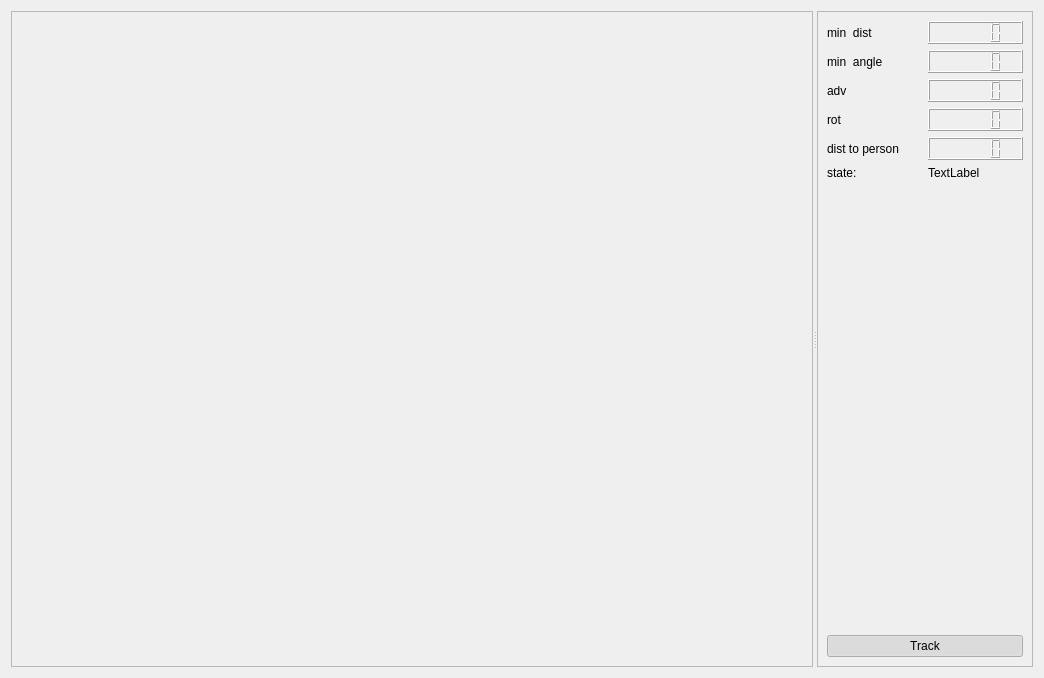
Before: the Qt Designer form person_tracker/src/mainUI.ui in pbustos/beta-robotica-class, drawn with Qt 5.
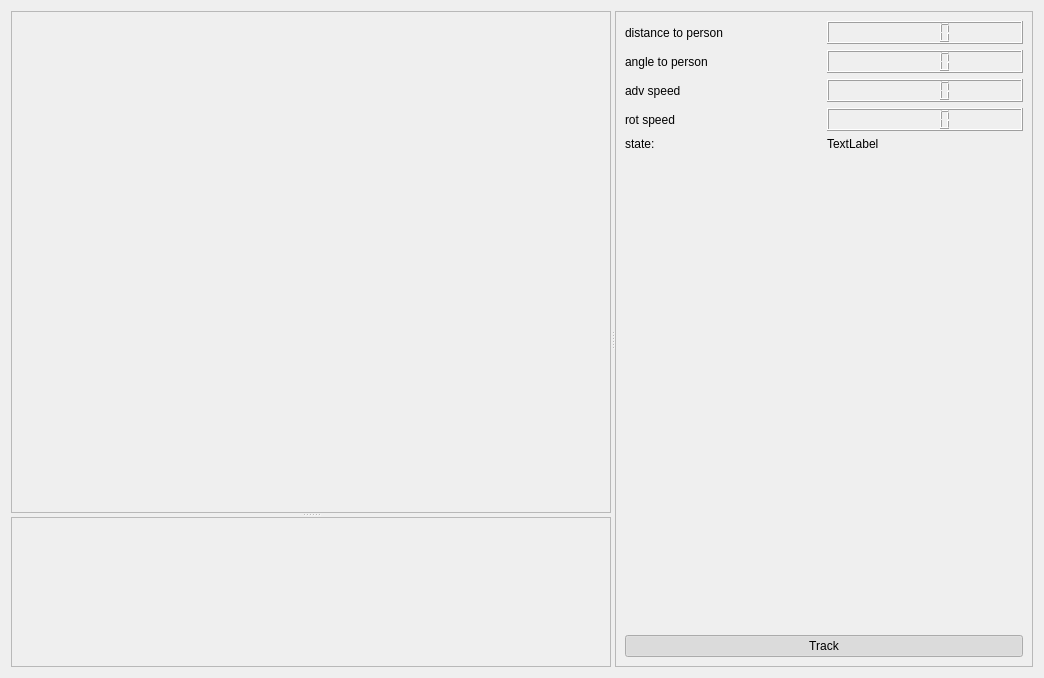
After: the same form once the commit is applied.

Patch:
```diff
--- a/person_tracker/src/mainUI.ui
+++ b/person_tracker/src/mainUI.ui
@@ -13,12 +13,16 @@
   <property name="windowTitle">
    <string>chocachoca</string>
   </property>
-  <layout class="QVBoxLayout" name="verticalLayout_3">
+  <layout class="QVBoxLayout" name="verticalLayout_2">
    <item>
-    <widget class="QSplitter" name="splitter">
+    <widget class="QSplitter" name="splitter_2">
      <property name="orientation">
       <enum>Qt::Horizontal</enum>
      </property>
+     <widget class="QSplitter" name="splitter">
+      <property name="orientation">
+       <enum>Qt::Vertical</enum>
+      </property>
      <widget class="QFrame" name="frame">
       <property name="sizePolicy">
        <sizepolicy hsizetype="Expanding" vsizetype="Preferred">
@@ -39,6 +43,21 @@
        <enum>QFrame::Raised</enum>
       </property>
      </widget>
+      <widget class="QFrame" name="frame_dist">
+       <property name="maximumSize">
+        <size>
+         <width>16777215</width>
+         <height>150</height>
+        </size>
+       </property>
+       <property name="frameShape">
+        <enum>QFrame::StyledPanel</enum>
+       </property>
+       <property name="frameShadow">
+        <enum>QFrame::Raised</enum>
+       </property>
+      </widget>
+     </widget>
      <widget class="QFrame" name="frame_2">
       <property name="sizePolicy">
        <sizepolicy hsizetype="Minimum" vsizetype="Preferred">
@@ -52,20 +71,23 @@
       <property name="frameShadow">
        <enum>QFrame::Raised</enum>
       </property>
-      <layout class="QVBoxLayout" name="verticalLayout_5">
+      <layout class="QVBoxLayout" name="verticalLayout_3">
        <item>
         <layout class="QVBoxLayout" name="verticalLayout_4">
+         <property name="sizeConstraint">
+          <enum>QLayout::SetMinimumSize</enum>
+         </property>
          <item>
           <layout class="QHBoxLayout" name="horizontalLayout_2">
            <item>
             <widget class="QLabel" name="label">
              <property name="text">
-              <string>min  dist</string>
+              <string>distance to person</string>
              </property>
             </widget>
            </item>
            <item>
-            <widget class="QLCDNumber" name="lcdNumber_mindist">
+            <widget class="QLCDNumber" name="lcdNumber_dist_to_person">
              <property name="font">
               <font>
                <weight>75</weight>
@@ -81,7 +103,7 @@
            <item>
             <widget class="QLabel" name="label_2">
              <property name="text">
-              <string>min  angle</string>
+              <string>angle to person</string>
              </property>
             </widget>
            </item>
@@ -102,7 +124,7 @@
            <item>
             <widget class="QLabel" name="label_4">
              <property name="text">
-              <string>adv</string>
+              <string>adv speed</string>
              </property>
             </widget>
            </item>
@@ -116,7 +138,7 @@
            <item>
             <widget class="QLabel" name="label_5">
              <property name="text">
-              <string>rot</string>
+              <string>rot speed</string>
              </property>
             </widget>
            </item>
@@ -125,20 +147,6 @@
            </item>
           </layout>
          </item>
-         <item>
-          <layout class="QHBoxLayout" name="horizontalLayout_6">
-           <item>
-            <widget class="QLabel" name="label_3">
-             <property name="text">
-              <string>dist to person</string>
-             </property>
-            </widget>
-           </item>
-           <item>
-            <widget class="QLCDNumber" name="lcdNumber_dist_to_person"/>
-           </item>
-          </layout>
-         </item>
          <item>
           <layout class="QHBoxLayout" name="horizontalLayout">
            <item>
```
Left out of the diff: 4 changed lines with no effect on the pictures. Lines whose indentation alone changed are shown as unchanged.
